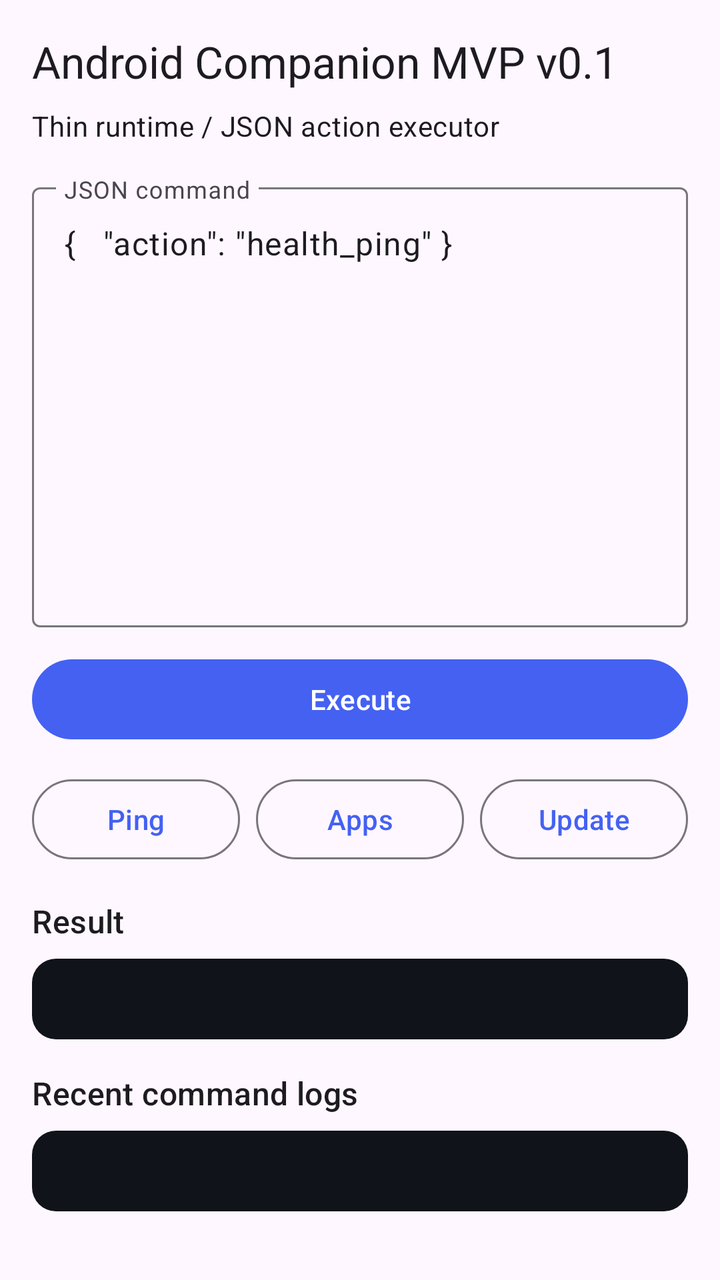
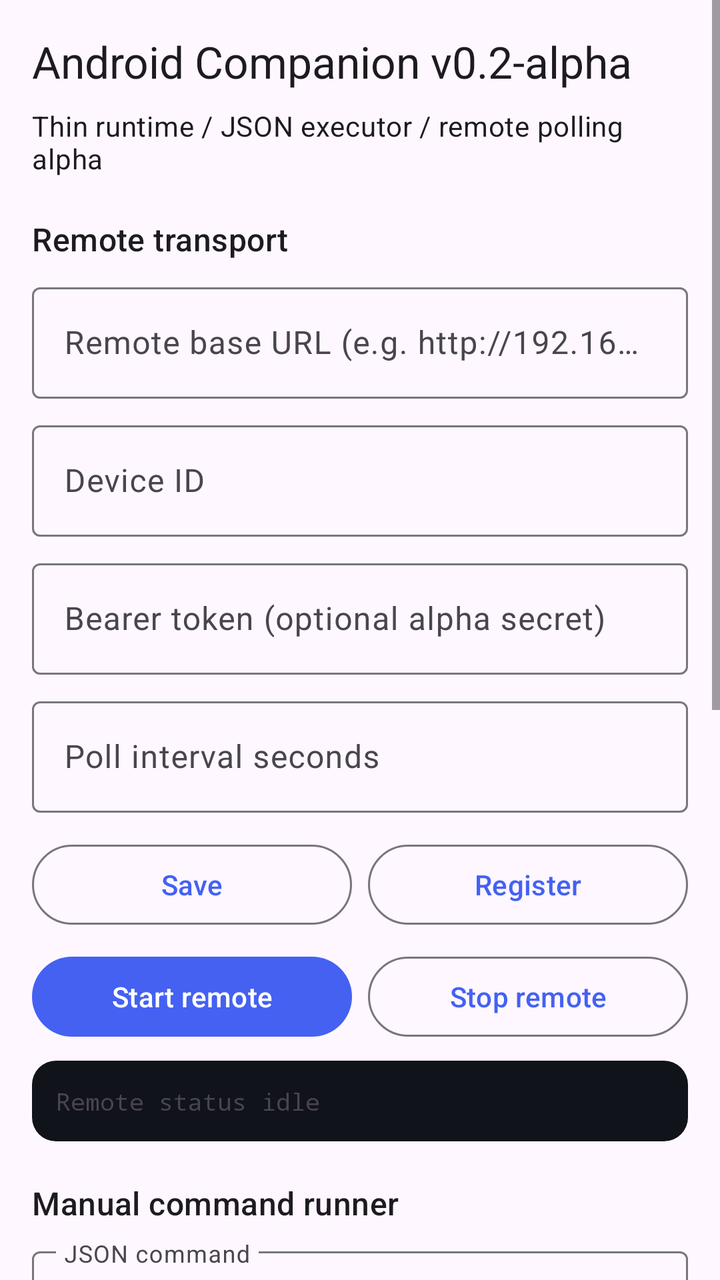

Two renders of the same Android screen: before a commit and after it. Below are the layout's source before the change and the commit's diff.
<!-- AndroidManifest.xml: application theme Theme.AndroidCompanion -->
<!-- res/layout/activity_main.xml -->
<?xml version="1.0" encoding="utf-8"?>
<ScrollView xmlns:android="http://schemas.android.com/apk/res/android"
    xmlns:app="http://schemas.android.com/apk/res-auto"
    android:layout_width="match_parent"
    android:layout_height="match_parent">

    <LinearLayout
        android:layout_width="match_parent"
        android:layout_height="wrap_content"
        android:orientation="vertical"
        android:padding="16dp">

        <TextView
            android:layout_width="wrap_content"
            android:layout_height="wrap_content"
            android:text="Android Companion MVP v0.1"
            android:textAppearance="@style/TextAppearance.Material3.TitleLarge" />

        <TextView
            android:layout_width="wrap_content"
            android:layout_height="wrap_content"
            android:layout_marginTop="8dp"
            android:text="Thin runtime / JSON action executor"
            android:textAppearance="@style/TextAppearance.Material3.BodyMedium" />

        <com.google.android.material.textfield.TextInputLayout
            android:layout_width="match_parent"
            android:layout_height="wrap_content"
            android:layout_marginTop="16dp"
            android:hint="JSON command">

            <com.google.android.material.textfield.TextInputEditText
                android:id="@+id/commandInput"
                android:layout_width="match_parent"
                android:layout_height="220dp"
                android:gravity="top|start"
                android:inputType="textMultiLine"
                android:text='{
  "action": "health_ping"
}' />
        </com.google.android.material.textfield.TextInputLayout>

        <LinearLayout
            android:layout_width="match_parent"
            android:layout_height="wrap_content"
            android:layout_marginTop="12dp"
            android:orientation="horizontal">

            <com.google.android.material.button.MaterialButton
                android:id="@+id/executeButton"
                android:layout_width="0dp"
                android:layout_height="wrap_content"
                android:layout_weight="1"
                android:text="Execute" />
        </LinearLayout>

        <LinearLayout
            android:layout_width="match_parent"
            android:layout_height="wrap_content"
            android:layout_marginTop="12dp"
            android:orientation="horizontal">

            <com.google.android.material.button.MaterialButton
                android:id="@+id/samplePingButton"
                style="@style/Widget.Material3.Button.OutlinedButton"
                android:layout_width="0dp"
                android:layout_height="wrap_content"
                android:layout_weight="1"
                android:text="Ping" />

            <Space
                android:layout_width="8dp"
                android:layout_height="1dp" />

            <com.google.android.material.button.MaterialButton
                android:id="@+id/sampleListAppsButton"
                style="@style/Widget.Material3.Button.OutlinedButton"
                android:layout_width="0dp"
                android:layout_height="wrap_content"
                android:layout_weight="1"
                android:text="Apps" />

            <Space
                android:layout_width="8dp"
                android:layout_height="1dp" />

            <com.google.android.material.button.MaterialButton
                android:id="@+id/sampleUpdateButton"
                style="@style/Widget.Material3.Button.OutlinedButton"
                android:layout_width="0dp"
                android:layout_height="wrap_content"
                android:layout_weight="1"
                android:text="Update" />
        </LinearLayout>

        <TextView
            android:layout_width="wrap_content"
            android:layout_height="wrap_content"
            android:layout_marginTop="16dp"
            android:text="Result"
            android:textAppearance="@style/TextAppearance.Material3.TitleMedium" />

        <TextView
            android:id="@+id/resultOutput"
            android:layout_width="match_parent"
            android:layout_height="wrap_content"
            android:layout_marginTop="8dp"
            android:background="@drawable/result_background"
            android:fontFamily="monospace"
            android:padding="12dp"
            android:textIsSelectable="true"
            android:textSize="12sp" />

        <TextView
            android:layout_width="wrap_content"
            android:layout_height="wrap_content"
            android:layout_marginTop="16dp"
            android:text="Recent command logs"
            android:textAppearance="@style/TextAppearance.Material3.TitleMedium" />

        <TextView
            android:id="@+id/recentLogsOutput"
            android:layout_width="match_parent"
            android:layout_height="wrap_content"
            android:layout_marginTop="8dp"
            android:background="@drawable/result_background"
            android:fontFamily="monospace"
            android:padding="12dp"
            android:textIsSelectable="true"
            android:textSize="12sp" />
    </LinearLayout>
</ScrollView>
<!-- resources referenced by this layout -->
<resources>
  <!-- drawable result_background (drawable) -->
  <shape xmlns:android="http://schemas.android.com/apk/res/android" android:shape="rectangle">
      <solid android:color="#10131A" />
      <corners android:radius="12dp" />
  </shape>
  <style name="Theme.AndroidCompanion" parent="Theme.Material3.DayNight.NoActionBar">
          <item name="colorPrimary">#4461F2</item>
          <item name="android:statusBarColor">@android:color/transparent</item>
          <item name="android:windowLightStatusBar" tools:targetApi="23">false</item>
      </style>
</resources>

<!-- the commit's change to res/layout/activity_main.xml (unified diff, before → after) -->
@@ -1,6 +1,5 @@
 <?xml version="1.0" encoding="utf-8"?>
 <ScrollView xmlns:android="http://schemas.android.com/apk/res/android"
-    xmlns:app="http://schemas.android.com/apk/res-auto"
     android:layout_width="match_parent"
     android:layout_height="match_parent">
 
@@ -13,20 +12,144 @@
         <TextView
             android:layout_width="wrap_content"
             android:layout_height="wrap_content"
-            android:text="Android Companion MVP v0.1"
+            android:text="Android Companion v0.2-alpha"
             android:textAppearance="@style/TextAppearance.Material3.TitleLarge" />
 
         <TextView
             android:layout_width="wrap_content"
             android:layout_height="wrap_content"
             android:layout_marginTop="8dp"
-            android:text="Thin runtime / JSON action executor"
+            android:text="Thin runtime / JSON executor / remote polling alpha"
             android:textAppearance="@style/TextAppearance.Material3.BodyMedium" />
 
-        <com.google.android.material.textfield.TextInputLayout
-            android:layout_width="match_parent"
-            android:layout_height="wrap_content"
-            android:layout_marginTop="16dp"
+        <TextView
+            android:layout_width="wrap_content"
+            android:layout_height="wrap_content"
+            android:layout_marginTop="20dp"
+            android:text="Remote transport"
+            android:textAppearance="@style/TextAppearance.Material3.TitleMedium" />
+
+        <com.google.android.material.textfield.TextInputLayout
+            android:layout_width="match_parent"
+            android:layout_height="wrap_content"
+            android:layout_marginTop="8dp"
+            android:hint="Remote base URL (e.g. http://192.168.0.10:8787)">
+
+            <com.google.android.material.textfield.TextInputEditText
+                android:id="@+id/remoteBaseUrlInput"
+                android:layout_width="match_parent"
+                android:layout_height="wrap_content" />
+        </com.google.android.material.textfield.TextInputLayout>
+
+        <com.google.android.material.textfield.TextInputLayout
+            android:layout_width="match_parent"
+            android:layout_height="wrap_content"
+            android:layout_marginTop="8dp"
+            android:hint="Device ID">
+
+            <com.google.android.material.textfield.TextInputEditText
+                android:id="@+id/remoteDeviceIdInput"
+                android:layout_width="match_parent"
+                android:layout_height="wrap_content" />
+        </com.google.android.material.textfield.TextInputLayout>
+
+        <com.google.android.material.textfield.TextInputLayout
+            android:layout_width="match_parent"
+            android:layout_height="wrap_content"
+            android:layout_marginTop="8dp"
+            android:hint="Bearer token (optional alpha secret)">
+
+            <com.google.android.material.textfield.TextInputEditText
+                android:id="@+id/remoteTokenInput"
+                android:layout_width="match_parent"
+                android:layout_height="wrap_content" />
+        </com.google.android.material.textfield.TextInputLayout>
+
+        <com.google.android.material.textfield.TextInputLayout
+            android:layout_width="match_parent"
+            android:layout_height="wrap_content"
+            android:layout_marginTop="8dp"
+            android:hint="Poll interval seconds">
+
+            <com.google.android.material.textfield.TextInputEditText
+                android:id="@+id/remotePollSecondsInput"
+                android:layout_width="match_parent"
+                android:layout_height="wrap_content"
+                android:inputType="number" />
+        </com.google.android.material.textfield.TextInputLayout>
+
+        <LinearLayout
+            android:layout_width="match_parent"
+            android:layout_height="wrap_content"
+            android:layout_marginTop="12dp"
+            android:orientation="horizontal">
+
+            <com.google.android.material.button.MaterialButton
+                android:id="@+id/saveRemoteConfigButton"
+                style="@style/Widget.Material3.Button.OutlinedButton"
+                android:layout_width="0dp"
+                android:layout_height="wrap_content"
+                android:layout_weight="1"
+                android:text="Save" />
+
+            <Space android:layout_width="8dp" android:layout_height="1dp" />
+
+            <com.google.android.material.button.MaterialButton
+                android:id="@+id/registerRemoteButton"
+                style="@style/Widget.Material3.Button.OutlinedButton"
+                android:layout_width="0dp"
+                android:layout_height="wrap_content"
+                android:layout_weight="1"
+                android:text="Register" />
+        </LinearLayout>
+
+        <LinearLayout
+            android:layout_width="match_parent"
+            android:layout_height="wrap_content"
+            android:layout_marginTop="8dp"
+            android:orientation="horizontal">
+
+            <com.google.android.material.button.MaterialButton
+                android:id="@+id/startRemoteButton"
+                android:layout_width="0dp"
+                android:layout_height="wrap_content"
+                android:layout_weight="1"
+                android:text="Start remote" />
+
+            <Space android:layout_width="8dp" android:layout_height="1dp" />
+
+            <com.google.android.material.button.MaterialButton
+                android:id="@+id/stopRemoteButton"
+                style="@style/Widget.Material3.Button.OutlinedButton"
+                android:layout_width="0dp"
+                android:layout_height="wrap_content"
+                android:layout_weight="1"
+                android:text="Stop remote" />
+        </LinearLayout>
+
+        <TextView
+            android:id="@+id/remoteStatusOutput"
+            android:layout_width="match_parent"
+            android:layout_height="wrap_content"
+            android:layout_marginTop="8dp"
+            android:background="@drawable/result_background"
+            android:fontFamily="monospace"
+            android:padding="12dp"
+            android:text="Remote status idle"
+            android:textIsSelectable="true"
+            android:textSize="12sp" />
+
+        <TextView
+            android:layout_width="wrap_content"
+            android:layout_height="wrap_content"
+            android:layout_marginTop="20dp"
+            android:text="Manual command runner"
+            android:textAppearance="@style/TextAppearance.Material3.TitleMedium" />
+
+        <com.google.android.material.textfield.TextInputLayout
+            android:layout_width="match_parent"
+            android:layout_height="wrap_content"
+            android:layout_marginTop="8dp"
             android:hint="JSON command">
 
             <com.google.android.material.textfield.TextInputEditText
@@ -36,9 +159,17 @@
                 android:gravity="top|start"
                 android:inputType="textMultiLine"
                 android:text='{
-  "action": "health_ping"
+  "action": "health_ping",
+  "params": {}
 }' />
         </com.google.android.material.textfield.TextInputLayout>
+
+        <com.google.android.material.button.MaterialButton
+            android:id="@+id/executeButton"
+            android:layout_width="match_parent"
+            android:layout_height="wrap_content"
+            android:layout_marginTop="12dp"
+            android:text="Execute" />
 
         <LinearLayout
             android:layout_width="match_parent"
@@ -47,20 +178,6 @@
             android:orientation="horizontal">
 
             <com.google.android.material.button.MaterialButton
-                android:id="@+id/executeButton"
-                android:layout_width="0dp"
-                android:layout_height="wrap_content"
-                android:layout_weight="1"
-                android:text="Execute" />
-        </LinearLayout>
-
-        <LinearLayout
-            android:layout_width="match_parent"
-            android:layout_height="wrap_content"
-            android:layout_marginTop="12dp"
-            android:orientation="horizontal">
-
-            <com.google.android.material.button.MaterialButton
                 android:id="@+id/samplePingButton"
                 style="@style/Widget.Material3.Button.OutlinedButton"
                 android:layout_width="0dp"
@@ -68,9 +185,7 @@
                 android:layout_weight="1"
                 android:text="Ping" />
 
-            <Space
-                android:layout_width="8dp"
-                android:layout_height="1dp" />
+            <Space android:layout_width="8dp" android:layout_height="1dp" />
 
             <com.google.android.material.button.MaterialButton
                 android:id="@+id/sampleListAppsButton"
@@ -80,9 +195,7 @@
                 android:layout_weight="1"
                 android:text="Apps" />
 
-            <Space
-                android:layout_width="8dp"
-                android:layout_height="1dp" />
+            <Space android:layout_width="8dp" android:layout_height="1dp" />
 
             <com.google.android.material.button.MaterialButton
                 android:id="@+id/sampleUpdateButton"
